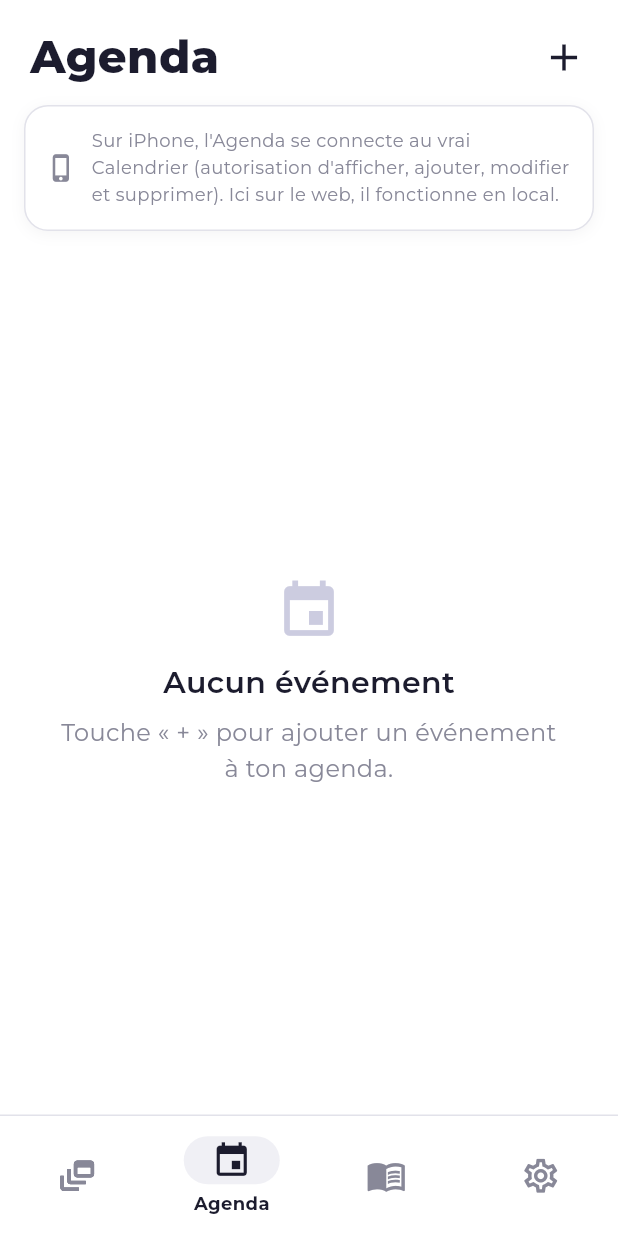
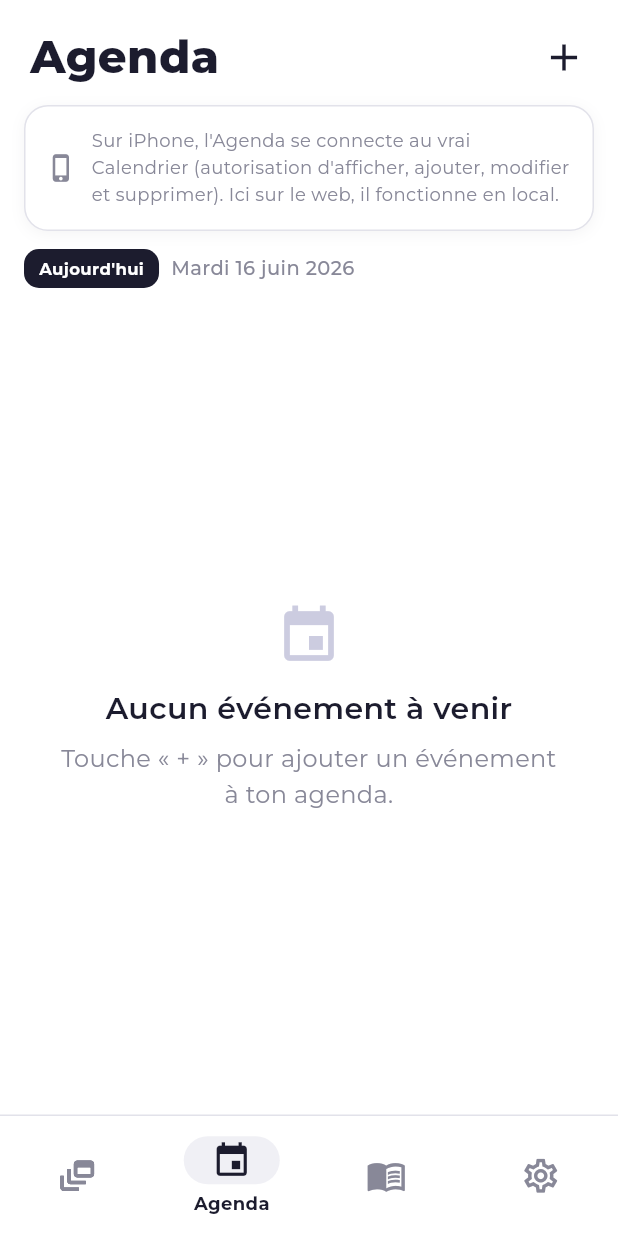
Before and after one commit to gnemmialex-code/appnotetap, a Flutter app: the screen it shows after launch, item 2 of the bottom bar chosen, on a phone screen of 412 x 824 dp. Run offline on Flutter 3.47's test engine with Material 3 defaults, Android fonts, the phone set to English and light mode, and no system bars; our stand-ins replace flutter_local_notifications, flutter_timezone, google_fonts, image_picker, shared_preferences, timezone and 1 more.

Commit message:
Fix ReadingFormView text/image input + Agenda filtre passé + date du jour
- EnterReadingTextIntent et AddReadingImageIntent passent de SnippetIntent
  à AppIntent : la résolution @Parameter(requestValueDialog:) fonctionne
  correctement, plus de simple bouton « OK ». Ajout de RefreshReadingFormIntent
  (SnippetIntent léger) pour réafficher le formulaire après saisie.
- AgendaScreen : événements antérieurs à aujourd'hui filtrés ; bandeau
  « Aujourd'hui · Lundi 16 juin 2026 » affiché en haut de la liste.
- Bump version 1.0.0+35

Co-Authored-By: Claude Sonnet 4.6 <noreply@anthropic.com>

```diff
--- a/lib/main.dart
+++ b/lib/main.dart
@@ -1262,7 +1262,13 @@ class _AgendaScreenState extends State<AgendaScreen> {
     final linked = calendarSync.linked;
     // Une fois connecté, le Calendrier iPhone est la source de vérité ;
     // sinon l'Agenda reste local (web de développement, accès refusé…).
-    final events = linked ? calendarSync.events : store.events;
+    final now = DateTime.now();
+    final todayStart = DateTime(now.year, now.month, now.day);
+    final allEvents = linked ? calendarSync.events : store.events;
+    // On n'affiche que les événements à partir d'aujourd'hui (minuit).
+    final events = allEvents
+        .where((e) => !e.when.isBefore(todayStart))
+        .toList();
     return _Page(
       title: 'Agenda',
       trailing: PressPop(
@@ -1276,15 +1282,57 @@ class _AgendaScreenState extends State<AgendaScreen> {
           if (!calendarSync.available) _webInfoCard(),
           if (calendarSync.available && !linked) _linkCard(),
           if (linked) _syncedBadge(),
+          _todayHeader(now),
           Expanded(
             child: events.isEmpty
-                ? const _Empty(Icons.event, 'Aucun événement',
+                ? const _Empty(Icons.event, 'Aucun événement à venir',
                     'Touche « + » pour ajouter un événement à ton agenda.')
                 : ListView.builder(
                     padding: const EdgeInsets.fromLTRB(16, 0, 16, 100),
                     itemCount: events.length,
                     itemBuilder: (context, i) => _eventTile(events[i]),
                   ),
+          ),
+        ],
+      ),
+    );
+  }
+
+  Widget _todayHeader(DateTime now) {
+    const dayNames = [
+      'Lundi', 'Mardi', 'Mercredi', 'Jeudi', 'Vendredi', 'Samedi', 'Dimanche'
+    ];
+    const monthNames = [
+      '', 'janvier', 'février', 'mars', 'avril', 'mai', 'juin',
+      'juillet', 'août', 'septembre', 'octobre', 'novembre', 'décembre'
+    ];
+    final label =
+        '${dayNames[now.weekday - 1]} ${now.day} ${monthNames[now.month]} ${now.year}';
+    return Padding(
+      padding: const EdgeInsets.fromLTRB(16, 0, 16, 8),
+      child: Row(
+        children: [
+          Container(
+            padding: const EdgeInsets.symmetric(horizontal: 10, vertical: 5),
+            decoration: BoxDecoration(
+              color: _textPrimary,
+              borderRadius: BorderRadius.circular(10),
+            ),
+            child: Text(
+              "Aujourd'hui",
+              style: GoogleFonts.montserrat(
+                  fontSize: 11,
+                  fontWeight: FontWeight.w700,
+                  color: _onPrimary),
+            ),
+          ),
+          const SizedBox(width: 8),
+          Text(
+            label,
+            style: GoogleFonts.montserrat(
+                fontSize: 13,
+                fontWeight: FontWeight.w500,
+                color: _textSecondary),
           ),
         ],
       ),
--- a/pubspec.yaml
+++ b/pubspec.yaml
@@ -16,7 +16,7 @@ publish_to: 'none' # Remove this line if you wish to publish to pub.dev
 # https://developer.apple.com/library/archive/documentation/General/Reference/InfoPlistKeyReference/Articles/CoreFoundationKeys.html
 # In Windows, build-name is used as the major, minor, and patch parts
 # of the product and file versions while build-number is used as the build suffix.
-version: 1.0.0+33
+version: 1.0.0+35
 
 environment:
   sdk: ^3.11.5
```
Also changed, not shown: 1 other file.
